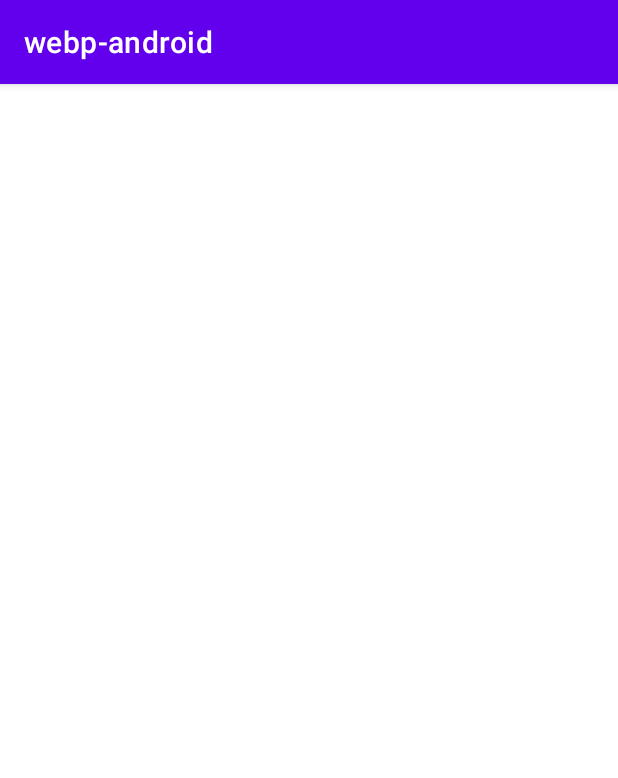
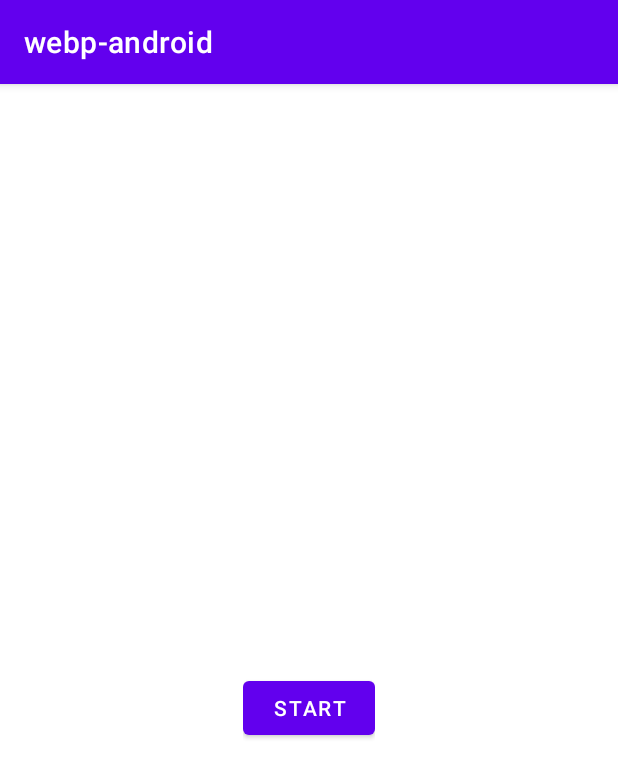
Before and after one commit to UdaraWanasinghe/webp-android, an Android app: the screen it shows after launch (MainActivity), on a phone screen of 412 x 824 dp. Shown: the top 778 px of the screen. Run offline under Robolectric (Android 15) with nearby library versions, the phone set to English and light mode, and no system bars; libraries missing offline, so code that uses them is left out: com.facebook.drawee, com.facebook.imagepipeline; plain views replace SimpleDraweeView; 3 statements that could not run were skipped.

Commit message:
update example

```diff
--- a/example/src/main/java/com/aureusapps/android/webpandroid/example/MainActivity.kt
+++ b/example/src/main/java/com/aureusapps/android/webpandroid/example/MainActivity.kt
@@ -7,29 +7,64 @@ import android.util.Log
 import androidx.appcompat.app.AppCompatActivity
 import androidx.core.graphics.scale
 import androidx.core.net.toUri
+import androidx.core.view.isVisible
+import androidx.lifecycle.lifecycleScope
 import com.aureusapps.android.webpandroid.encoder.*
 import com.facebook.drawee.backends.pipeline.Fresco
 import com.facebook.drawee.view.SimpleDraweeView
 import com.facebook.imagepipeline.request.ImageRequestBuilder
+import com.google.android.material.button.MaterialButton
+import com.google.android.material.dialog.MaterialAlertDialogBuilder
+import com.google.android.material.progressindicator.CircularProgressIndicator
+import kotlinx.coroutines.Dispatchers
+import kotlinx.coroutines.Job
+import kotlinx.coroutines.launch
+import kotlinx.coroutines.withContext
 import java.io.File
 
 class MainActivity : AppCompatActivity() {
+
+    companion object {
+        private const val IMAGE_NAME = "image.webp"
+    }
+
+    private lateinit var imageView: SimpleDraweeView
+    private lateinit var progressIndicator: CircularProgressIndicator
+    private lateinit var startButton: MaterialButton
+    private var lastJob: Job? = null
+
     override fun onCreate(savedInstanceState: Bundle?) {
-
-        Fresco.initialize(this)
-        Fresco.getImagePipeline().clearCaches()
+        frescoInit()
 
         super.onCreate(savedInstanceState)
         setContentView(R.layout.activity_main)
 
+        imageView = findViewById(R.id.image_view)
+        progressIndicator = findViewById(R.id.progress_indicator)
+        progressIndicator.isIndeterminate = false
+        startButton = findViewById(R.id.start_button)
+        startButton.setOnClickListener {
+            startEncoding()
+        }
+    }
+
+    private fun frescoInit() {
+        Fresco.initialize(this)
+        Fresco.getImagePipeline().clearCaches()
+    }
+
+    private fun startEncoding() {
+        lastJob?.cancel()
+        lastJob = lifecycleScope.launch(Dispatchers.IO) {
             try {
-            val file = File(cacheDir, "image.webp")
-            val path = file.absolutePath
-            if (file.exists()) {
-                file.delete()
+                withContext(Dispatchers.Main) {
+                    progressIndicator.isVisible = true
                 }
-            val bitmap1 = loadBitmap("image1.jpg")
-            val bitmap2 = loadBitmap("image2.jpg")
+                removePreviousGeneration()
+                // prepare bitmaps
+                val bitmap1 = loadBitmapFromAssets("image1.jpg")
+                val bitmap2 = loadBitmapFromAssets("image2.jpg")
+                // prepare encoder
                 val encoder = WebPAnimEncoder(
                     512,
                     512,
@@ -43,18 +78,47 @@ class MainActivity : AppCompatActivity() {
                         quality = 100f
                     )
                 )
+                val path = File(cacheDir, IMAGE_NAME).absolutePath
+                // add frames
+                val frameCount = 2
                 encoder.addFrame(WebPFrame(bitmap1, 0))
                 encoder.addFrame(WebPFrame(bitmap2, 1000))
+                encoder.addProgressListener(object : WebPAnimEncoderListener {
+                    override fun onProgressUpdate(framePercent: Int, currentFrame: Int) {
+                        Log.d("MY_APP", framePercent.toString())
+                        lifecycleScope.launch(Dispatchers.Main) {
+                            val progress = (framePercent + (currentFrame - 1) * 100) / frameCount
+                            progressIndicator.progress = progress
+                        }
+                    }
+                })
+                // assemble animation
                 encoder.assemble(2000, path)
+                // release encoder
                 encoder.release()
+                // show image
+                withContext(Dispatchers.Main) {
+                    startButton.isVisible = false
                     showImage(path)
+                }
 
             } catch (e: Exception) {
-            Log.d("Example", e.message ?: "Unknown exception")
+                withContext(Dispatchers.Main) {
+                    MaterialAlertDialogBuilder(this@MainActivity)
+                        .setTitle("Error")
+                        .setMessage(e.message)
+                        .setPositiveButton("Close", null)
+                        .show()
+                }
+            } finally {
+                withContext(Dispatchers.Main) {
+                    progressIndicator.isVisible = false
+                }
+            }
         }
     }
 
-    private fun loadBitmap(name: String): Bitmap {
+    private fun loadBitmapFromAssets(name: String): Bitmap {
         val stream = resources.assets.open(name)
         var bitmap = BitmapFactory.decodeStream(stream)
         bitmap = bitmap.scale(512, 512, true)
@@ -62,8 +126,14 @@ class MainActivity : AppCompatActivity() {
         return bitmap
     }
 
-    private fun showImage(path: String): SimpleDraweeView {
-        val imageView = findViewById<SimpleDraweeView>(R.id.image_view)
+    private fun removePreviousGeneration() {
+        val file = File(cacheDir, IMAGE_NAME)
+        if (file.exists()) {
+            file.delete()
+        }
+    }
+
+    private fun showImage(path: String) {
         val imageFile = File(path)
         // set image view uri and controller
         val imageUri = imageFile.toUri()
@@ -74,7 +144,6 @@ class MainActivity : AppCompatActivity() {
             .setOldController(imageView.controller)
             .setAutoPlayAnimations(true)
             .build()
-        return imageView
     }
 
 }
--- a/example/src/main/res/layout/activity_main.xml
+++ b/example/src/main/res/layout/activity_main.xml
@@ -1,13 +1,39 @@
 <?xml version="1.0" encoding="utf-8"?>
 <androidx.constraintlayout.widget.ConstraintLayout xmlns:android="http://schemas.android.com/apk/res/android"
+    xmlns:app="http://schemas.android.com/apk/res-auto"
     xmlns:tools="http://schemas.android.com/tools"
     android:layout_width="match_parent"
     android:layout_height="match_parent"
-    tools:context="com.aureusapps.example.webpandroid.MainActivity">
+    tools:context="com.aureusapps.android.webpandroid.example.MainActivity">
 
     <com.facebook.drawee.view.SimpleDraweeView
         android:id="@+id/image_view"
         android:layout_width="match_parent"
         android:layout_height="match_parent" />
 
+    <LinearLayout
+        android:layout_width="wrap_content"
+        android:layout_height="wrap_content"
+        android:gravity="center"
+        android:orientation="vertical"
+        app:layout_constraintBottom_toBottomOf="parent"
+        app:layout_constraintEnd_toEndOf="parent"
+        app:layout_constraintStart_toStartOf="parent"
+        app:layout_constraintTop_toTopOf="parent">
+
+        <com.google.android.material.progressindicator.CircularProgressIndicator
+            android:id="@+id/progress_indicator"
+            android:layout_width="wrap_content"
+            android:layout_height="wrap_content"
+            android:visibility="invisible" />
+
+        <com.google.android.material.button.MaterialButton
+            android:id="@+id/start_button"
+            android:layout_width="wrap_content"
+            android:layout_height="wrap_content"
+            android:layout_marginTop="16dp"
+            android:text="@string/start" />
+
+    </LinearLayout>
+
 </androidx.constraintlayout.widget.ConstraintLayout>
--- a/example/src/main/res/values/strings.xml
+++ b/example/src/main/res/values/strings.xml
@@ -1,3 +1,4 @@
 <resources>
     <string name="app_name">webp-android</string>
+    <string name="start">Start</string>
 </resources>
--- a/webp-android/build.gradle
+++ b/webp-android/build.gradle
@@ -50,13 +50,13 @@ android {
 
 dependencies {
 
+    // kotlin
     implementation "org.jetbrains.kotlin:kotlin-stdlib:$kotlin_version"
-    implementation "androidx.core:core-ktx:$kotlin_core_version"
-    implementation "androidx.appcompat:appcompat:$appcompat_version"
-    implementation "com.google.android.material:material:$material_version"
 
+    // unit testing
     testImplementation "junit:junit:$junit_version"
 
+    // instrumentation tests
     androidTestImplementation 'androidx.test.ext:junit:1.1.3'
     androidTestImplementation 'androidx.test.espresso:espresso-core:3.4.0'
 }
```
Also changed, not shown: build.gradle (+6 -5 lines), example/build.gradle (+15 -3 lines). Lines whose indentation alone changed are shown as unchanged.
